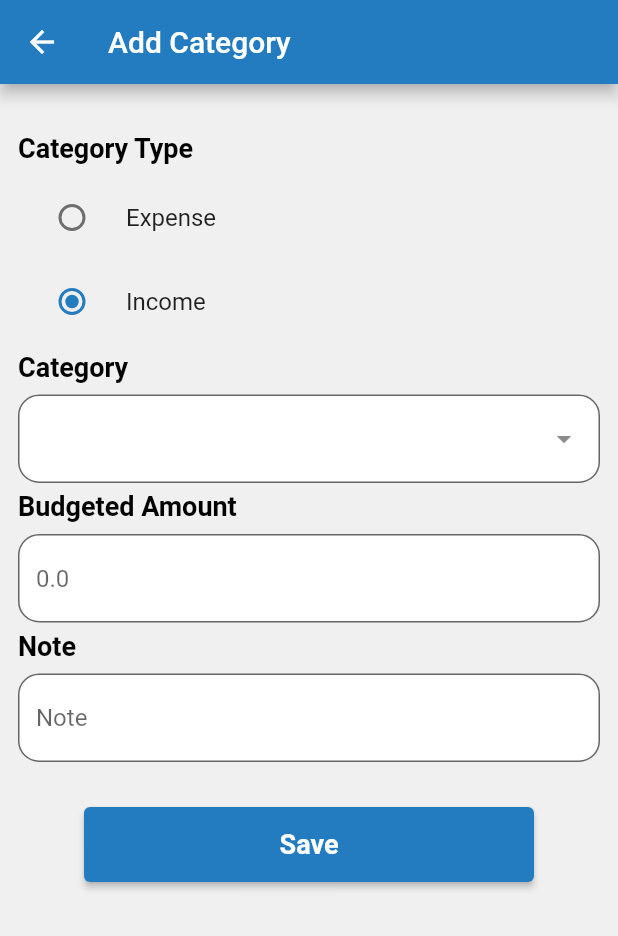
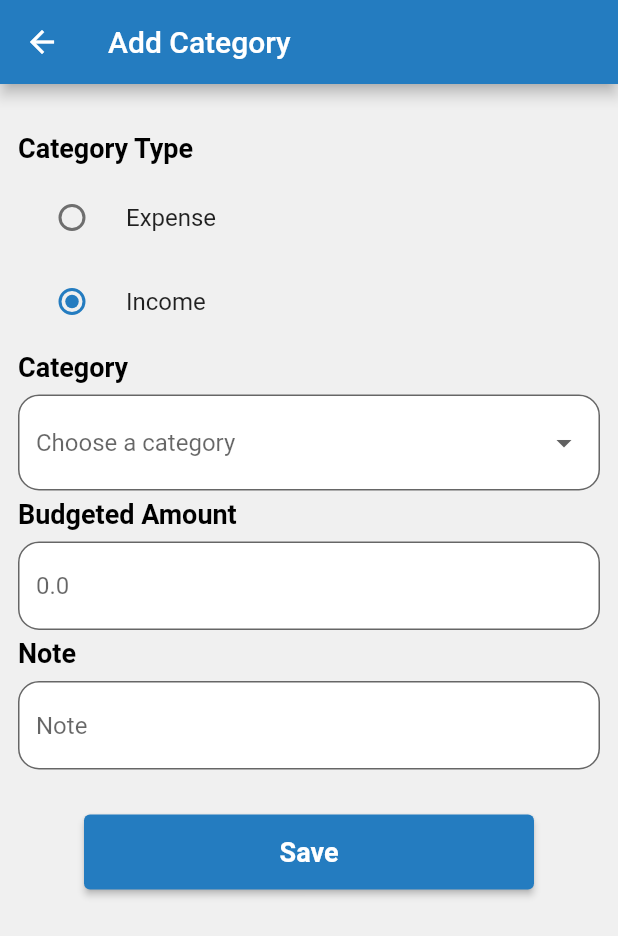
Before and after one commit to ain-py/hackjmi, a Flutter app: the AddCategory screen opened directly, after a tap on "Income", on a phone screen of 412 x 824 dp. Shown: the top 936 px of the screen. Run offline on Flutter 3.47's test engine with Material 2 defaults, Android fonts, the phone set to English and light mode, and no system bars; drawn by our look-alikes of dropdown_search; our stand-ins replace bottom_navy_bar, font_awesome_flutter, pie_chart.

Commit message:
added drop dwon in category page

```diff
--- a/lib/provider/add_category_provider.dart
+++ b/lib/provider/add_category_provider.dart
@@ -2,9 +2,8 @@ import 'package:app/utils/app_constant.dart';
 import 'package:flutter/material.dart';
 
 class CategoryPorvider extends ChangeNotifier {
-  bool value = false;
   String type = "expense";
-  String selectedType = '';
+  String? selectedType;
   List<String> expenseItems = [
     ExpenseConstants.BUSINESS_TRIPS,
     ExpenseConstants.FOOOD_DRINKS,
@@ -32,7 +31,7 @@ class CategoryPorvider extends ChangeNotifier {
     IncomeConstants.WAGE,
   ];
   void setSelectedType() {
-    selectedType = '';
+    selectedType = null;
     notifyListeners();
   }
 }
--- a/lib/screens/add_category.dart
+++ b/lib/screens/add_category.dart
@@ -1,11 +1,7 @@
 import 'package:app/provider/add_category_provider.dart';
 import 'package:app/utils/colors.dart';
-import 'package:dropdown_search/dropdown_search.dart';
 import 'package:flutter/material.dart';
-import 'package:flutter/src/widgets/framework.dart';
-import 'package:flutter/src/widgets/placeholder.dart';
 import 'package:flutter/services.dart';
-import 'package:font_awesome_flutter/font_awesome_flutter.dart';
 import 'package:provider/provider.dart';
 
 class AddCategory extends StatefulWidget {
@@ -16,30 +12,6 @@ class AddCategory extends StatefulWidget {
 }
 
 class _AddCategoryState extends State<AddCategory> {
-  Widget _customDropDownAddress(BuildContext context, String? item) {
-    return Text(
-      item ?? 'Choose a category',
-      style: Theme.of(context).textTheme.titleLarge!.copyWith(fontSize: 16),
-    );
-  }
-
-  Widget _style1(BuildContext context, String? item, bool isSelected) {
-    return Column(
-      children: [
-        ListTile(
-          title: Text(
-            item ?? '',
-            style:
-                Theme.of(context).textTheme.titleLarge!.copyWith(fontSize: 16),
-          ),
-        ),
-        Divider(
-          thickness: 1,
-        ),
-      ],
-    );
-  }
-
   @override
   Widget build(BuildContext context) {
     return Scaffold(
@@ -91,7 +63,6 @@ class _AddCategoryState extends State<AddCategory> {
                         groupValue: provider.type,
                         onChanged: (value) {
                           provider.type = value.toString();
-
                           provider.setSelectedType();
                         },
                       ),
@@ -111,27 +82,26 @@ class _AddCategoryState extends State<AddCategory> {
                 SizedBox(
                   height: 8,
                 ),
-                DropdownSearch<String>(
-                  items: provider.type == "expense"
-                      ? provider.expenseItems
-                      : provider.incomeItems,
-                  onChanged: (value) {
-                    provider.selectedType = value!;
-                    print(provider.selectedType);
+                DropdownButtonFormField(
+                  decoration: InputDecoration(
+                    border: OutlineInputBorder(
+                        borderRadius: BorderRadius.circular(14)),
+                    hintText: 'Choose a category',
+                    filled: true,
+                    fillColor: Colors.white,
+                  ),
+                  value: provider.selectedType,
+                  items: provider.expenseItems.map((String items) {
+                    return DropdownMenuItem(
+                      value: items,
+                      child: Text(items),
+                    );
+                  }).toList(),
+                  onChanged: (String? newValue) {
+                    setState(() {
+                      provider.selectedType = newValue!;
+                    });
                   },
-                  dropdownBuilder: _customDropDownAddress,
-                  selectedItem: provider.selectedType,
-                  popupProps: PopupProps.menu(
-                    itemBuilder: _style1,
-                    showSelectedItems: true,
-                  ),
-                  dropdownDecoratorProps: DropDownDecoratorProps(
-                    dropdownSearchDecoration: InputDecoration(
-                        border: OutlineInputBorder(
-                            borderRadius: BorderRadius.circular(14)),
-                        fillColor: Colors.white,
-                        filled: true),
-                  ),
                 ),
                 SizedBox(
                   height: 5,
--- a/pubspec.yaml
+++ b/pubspec.yaml
@@ -41,7 +41,6 @@ dependencies:
   provider: ^6.0.5
   shared_preferences: ^2.0.17
   font_awesome_flutter: ^10.3.0
-  dropdown_search: ^5.0.5
 
 dev_dependencies:
   flutter_test:
```
Also changed, not shown: pubspec.lock.
